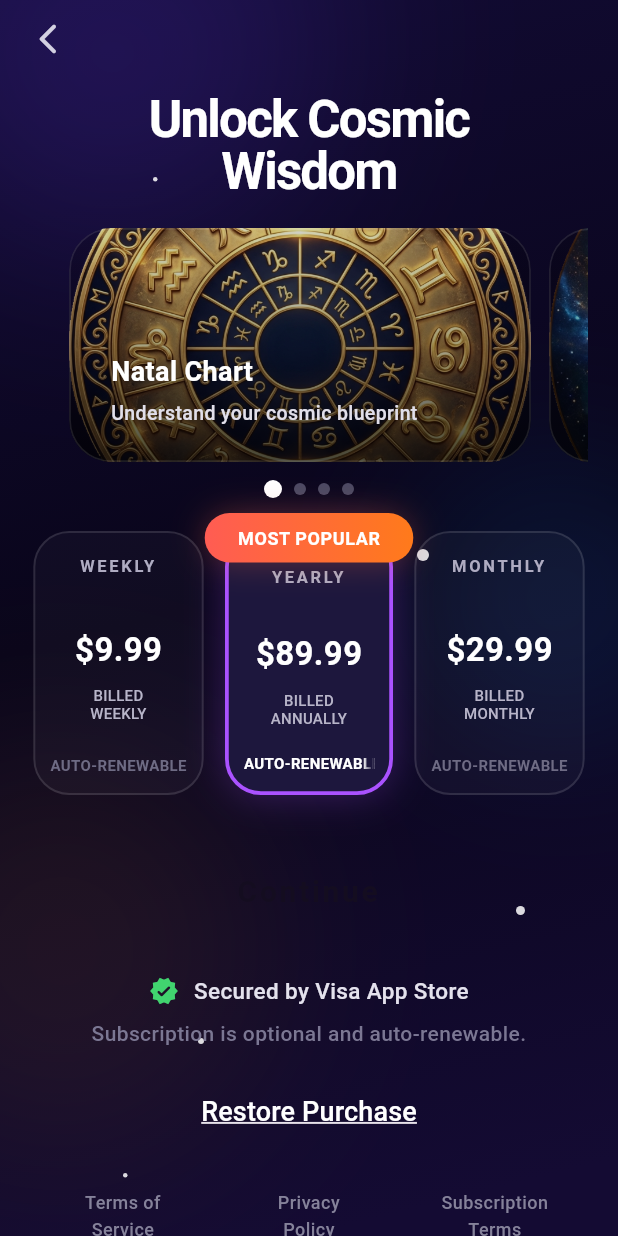
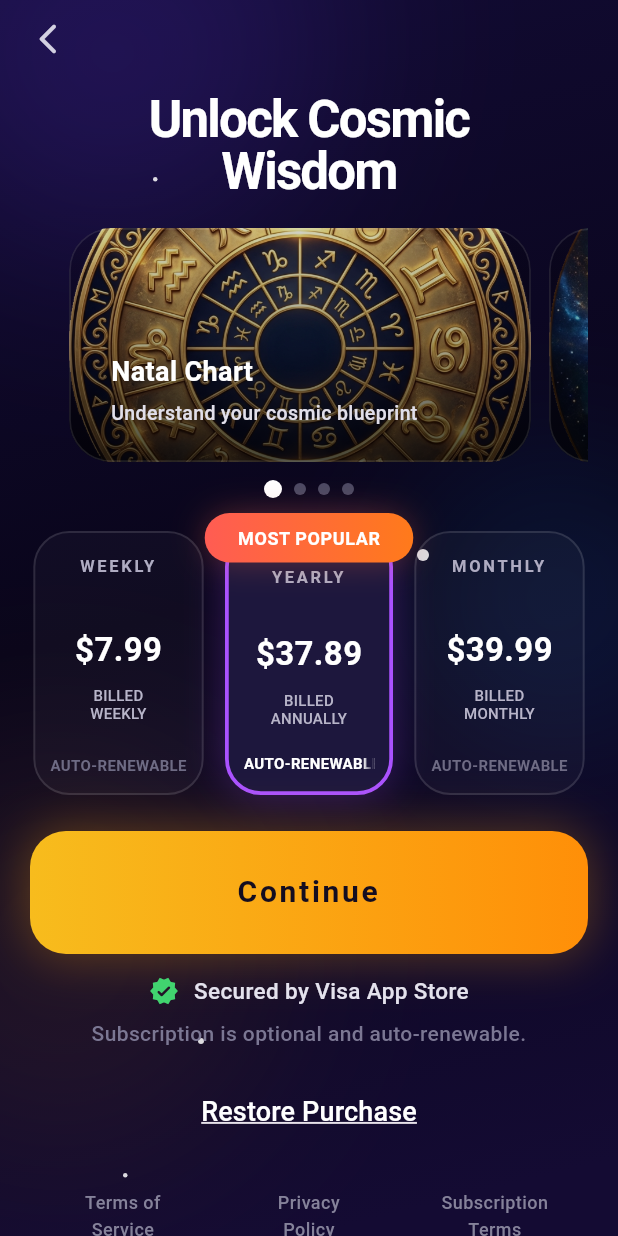
Before and after one commit to Ivan213131314/astroApp, a Flutter app: the PremiumScreen screen opened by its route, on a phone screen of 412 x 824 dp. Run offline on Flutter 3.47's test engine with Material 3 defaults, Android fonts, the phone set to English and light mode, and no system bars; our stand-ins replace badges, cloud_firestore, dotted_border, firebase_auth, firebase_core, flutter_credit_card and 15 more; missing offline and left inert: superwallkit_flutter; accounts and stored records are empty; project files that could hold a hidden picture were left out.

Commit message:
Маленький фикс UI

```diff
--- a/fl_astro_circle/lib/pages/onboarding/premium_screen.dart
+++ b/fl_astro_circle/lib/pages/onboarding/premium_screen.dart
@@ -37,20 +37,20 @@ class _PremiumScreenState extends State<PremiumScreen> {
   final List<_PlanOption> _plans = const [
     _PlanOption(
       title: 'Weekly',
-      price: '\$9.99',
+      price: '\$7.99',
       billedAs: 'BILLED\nWEEKLY',
       note: 'Auto-renewable',
     ),
     _PlanOption(
       title: 'Yearly',
-      price: '\$89.99',
+      price: '\$37.89',
       billedAs: 'BILLED\nANNUALLY',
       note: 'Auto-renewable',
       isPopular: true,
     ),
     _PlanOption(
       title: 'Monthly',
-      price: '\$29.99',
+      price: '\$39.99',
       billedAs: 'BILLED\nMONTHLY',
       note: 'Auto-renewable',
     ),
@@ -297,8 +297,9 @@ class _PremiumScreenState extends State<PremiumScreen> {
   Widget _buildCtaButton() {
     return InkWell(
       borderRadius: BorderRadius.circular(24),
-      onTap: () => Navigator.pushNamed(context, '/onboardingAlmostThere'),
-      child: Ink(
+      onTap: () {},
+      child: Container(
+        width: double.infinity,
         height: 82,
         decoration: BoxDecoration(
           borderRadius: BorderRadius.circular(24),
@@ -318,8 +319,8 @@ class _PremiumScreenState extends State<PremiumScreen> {
             ),
           ],
         ),
-        child: const Center(
-          child: Text(
+        alignment: Alignment.center,
+        child: const Text(
           'Continue',
           textAlign: TextAlign.center,
           style: TextStyle(
@@ -327,7 +328,6 @@ class _PremiumScreenState extends State<PremiumScreen> {
             fontSize: 20,
             fontWeight: FontWeight.w800,
             letterSpacing: 1.8,
-            ),
           ),
         ),
       ),
```
Lines whose indentation alone changed are shown as unchanged.
